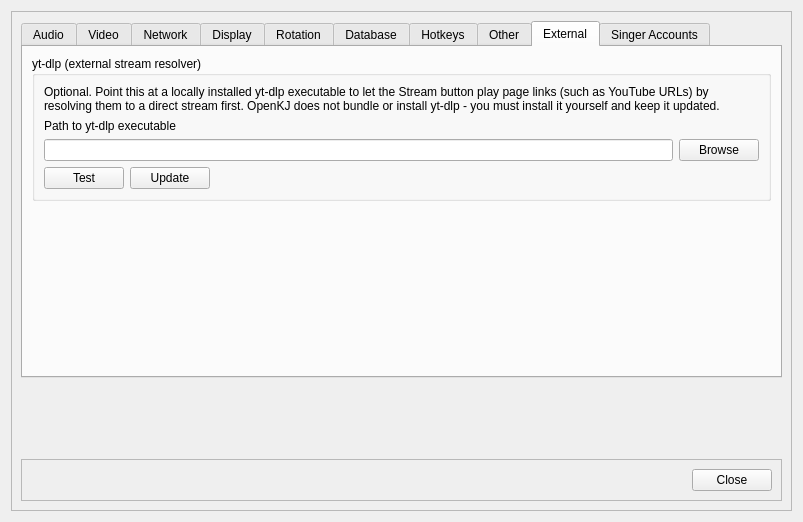
Qt form src/dlgsettings.ui (DJ-Joel/OpenKJ) before a commit.
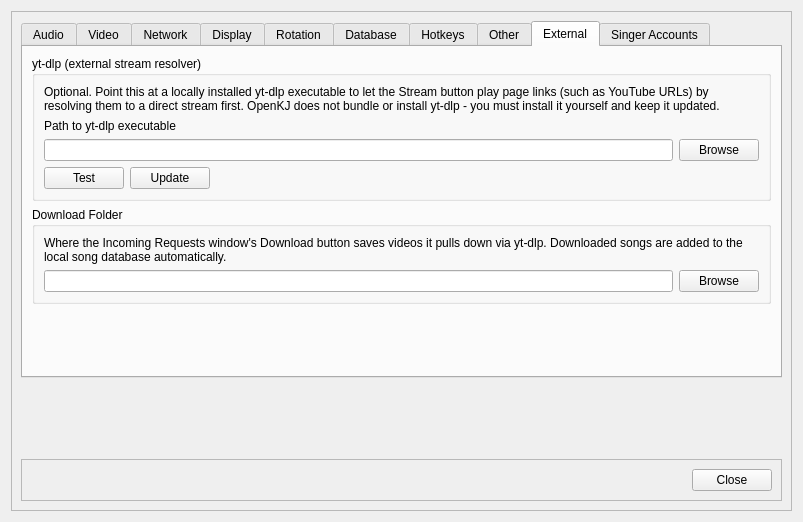
The same form after that commit. The open tabs and pages were chosen to show the change. Icons and pictures are not drawn.

The edit to the form file:
```diff
--- a/src/dlgsettings.ui
+++ b/src/dlgsettings.ui
@@ -2101,6 +2101,46 @@
               </layout>
              </widget>
             </item>
+            <item>
+             <widget class="QGroupBox" name="groupBoxDownloadPath">
+              <property name="title">
+               <string>Download Folder</string>
+              </property>
+              <layout class="QVBoxLayout" name="verticalLayout_29">
+               <item>
+                <widget class="QLabel" name="labelDownloadPathDesc">
+                 <property name="wordWrap">
+                  <bool>true</bool>
+                 </property>
+                 <property name="text">
+                  <string>Where the Incoming Requests window's Download button saves videos it pulls down via yt-dlp. Downloaded songs are added to the local song database automatically.</string>
+                 </property>
+                </widget>
+               </item>
+               <item>
+                <layout class="QHBoxLayout" name="horizontalLayoutDownloadPath">
+                 <property name="topMargin">
+                  <number>0</number>
+                 </property>
+                 <item>
+                  <widget class="QLineEdit" name="lineEditDownloadPath">
+                   <property name="readOnly">
+                    <bool>true</bool>
+                   </property>
+                  </widget>
+                 </item>
+                 <item>
+                  <widget class="QPushButton" name="btnDownloadPathBrowse">
+                   <property name="text">
+                    <string>Browse</string>
+                   </property>
+                  </widget>
+                 </item>
+                </layout>
+               </item>
+              </layout>
+             </widget>
+            </item>
             <item>
              <spacer name="verticalSpacerExternal">
               <property name="orientation">
```
